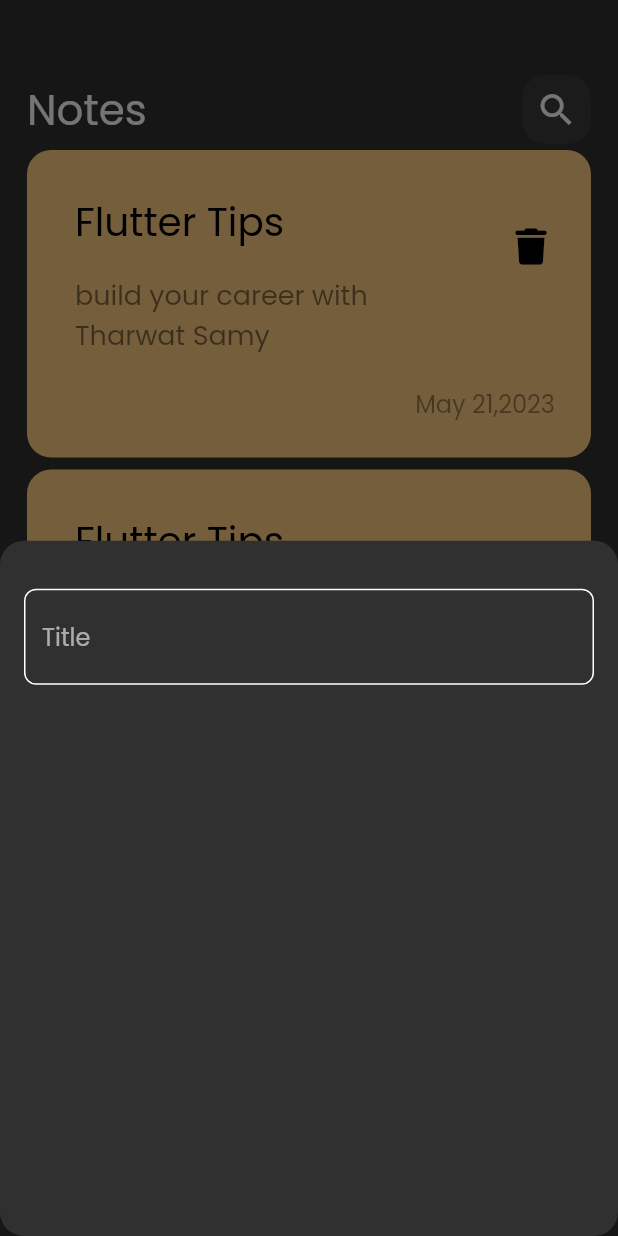
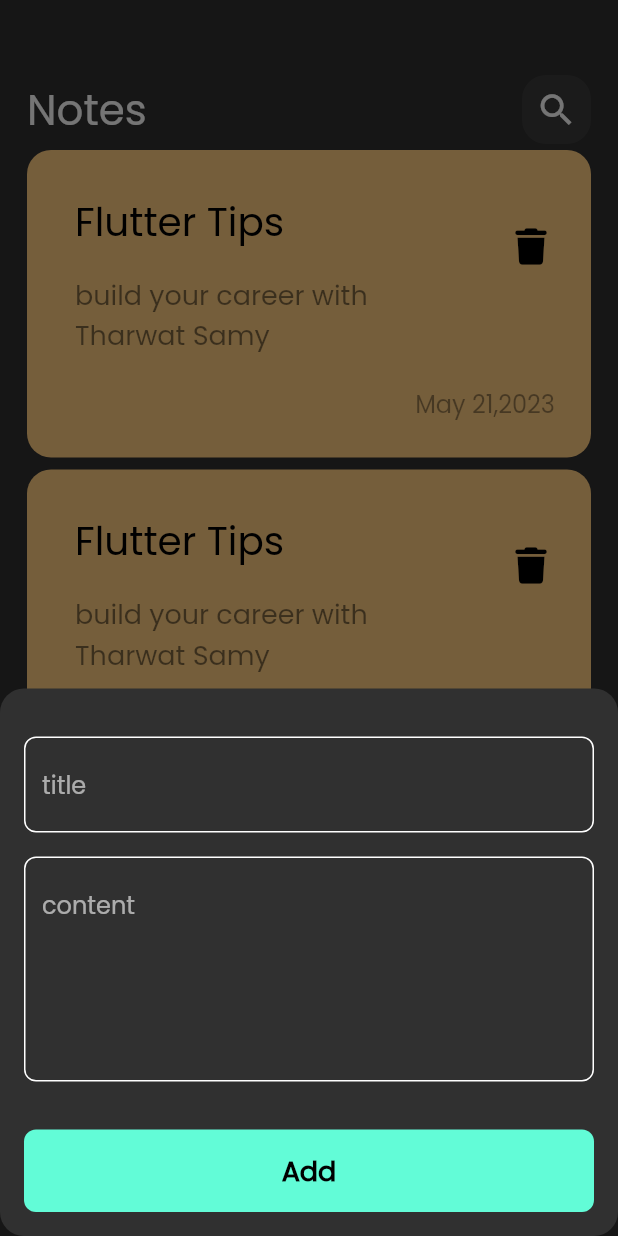
Before and after one commit to adel7ussein/notes_app, a Flutter app: the screen it shows after launch, after a tap on the "add" icon, on a phone screen of 412 x 824 dp. Run offline on Flutter 3.47's test engine with Material 2 defaults, Android fonts, the phone set to English and light mode, and no system bars; our stand-ins replace font_awesome_flutter.

Commit message:
Create Custom Buttom and Finish Notes Bottom Sheet

```diff
--- a/lib/views/widgets/add_note_bottom_sheet.dart
+++ b/lib/views/widgets/add_note_bottom_sheet.dart
@@ -1,5 +1,8 @@
 import 'package:flutter/material.dart';
+import 'package:notes_app/constants.dart';
 import 'package:notes_app/views/widgets/custom_text_field.dart';
+
+import 'custom_button.dart';
 
 class AddNoteBottomSheet extends StatelessWidget {
   const AddNoteBottomSheet({Key? key}) : super(key: key);
@@ -8,11 +11,31 @@ class AddNoteBottomSheet extends StatelessWidget {
   Widget build(BuildContext context) {
     return const Padding(
       padding: EdgeInsets.symmetric(horizontal: 16),
-      child: Column(
-        children: [
-          SizedBox(height: 32,),
-          CustomTextField()
-        ],
+      child: SingleChildScrollView(
+        child: Column(
+          children: [
+            SizedBox(
+              height: 32,
+            ),
+            CustomTextField(
+              hintText: 'title',
+            ),
+            SizedBox(
+              height: 16,
+            ),
+            CustomTextField(
+              hintText: 'content',
+              maxLine: 5,
+            ),
+            SizedBox(
+              height: 32,
+            ),
+            CustomButton(),
+            SizedBox(
+              height: 16,
+            )
+          ],
+        ),
       ),
     );
   }
--- /dev/null
+++ b/lib/views/widgets/custom_button.dart
@@ -0,0 +1,23 @@
+import 'package:flutter/material.dart';
+
+import '../../constants.dart';
+
+class CustomButton extends StatelessWidget {
+  const CustomButton({Key? key}) : super(key: key);
+
+  @override
+  Widget build(BuildContext context) {
+    return Container(
+      width: MediaQuery.of(context).size.width,
+      height: 55,
+      decoration: BoxDecoration(
+          borderRadius: BorderRadius.circular(8), color: kPrimaryColor),
+      child: const Center(
+          child: Text(
+            'Add',
+            style: TextStyle(
+                fontSize: 18, fontWeight: FontWeight.bold, color: Colors.black),
+          )),
+    );
+  }
+}
--- a/lib/views/widgets/custom_text_field.dart
+++ b/lib/views/widgets/custom_text_field.dart
@@ -3,14 +3,17 @@ import 'package:flutter/material.dart';
 import '../../constants.dart';
 
 class CustomTextField extends StatelessWidget {
-  const CustomTextField({Key? key}) : super(key: key);
-
+  const CustomTextField({Key? key, required this.hintText, this.maxLine = 1})
+      : super(key: key);
+  final String hintText;
+  final int maxLine;
   @override
   Widget build(BuildContext context) {
     return TextField(
       cursorColor: kPrimaryColor,
+      maxLines: maxLine,
       decoration: InputDecoration(
-          hintText: 'Title',
+          hintText: hintText,
           border: buildBorder(),
           enabledBorder: buildBorder(),
           focusedBorder: buildBorder(kPrimaryColor)),
```
